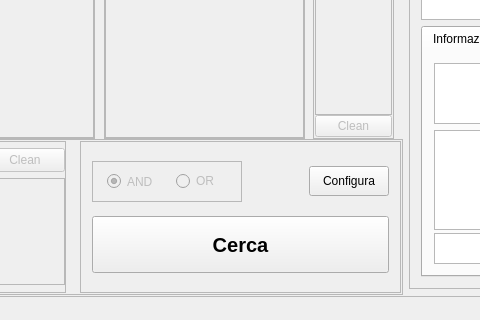
Old version of the form lescienze500.ui in the repository simon-r/LeScienze500; both pictures show x 166 to 646 and y 421 to 741 of the 1098 by 741 pixel window.
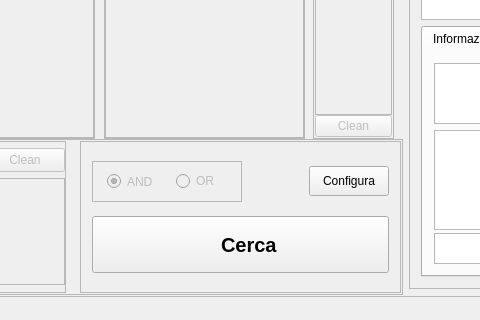
New version of the form. Icons and pictures are not drawn.

```diff
--- a/lescienze500.ui
+++ b/lescienze500.ui
@@ -1285,7 +1285,20 @@
                     </font>
                    </property>
                    <property name="text">
-                    <string>Cerca</string>
+                    <string>   Cerca</string>
+                   </property>
+                   <property name="icon">
+                    <iconset resource="icons.qrc">
+                     <normaloff>:/icons/icons/128x128/apps/lescienze500.png</normaloff>:/icons/icons/128x128/apps/lescienze500.png</iconset>
+                   </property>
+                   <property name="iconSize">
+                    <size>
+                     <width>50</width>
+                     <height>50</height>
+                    </size>
+                   </property>
+                   <property name="flat">
+                    <bool>false</bool>
                    </property>
                   </widget>
                  </item>
```
Left out of the diff: 2 changed lines with no effect on the pictures.
